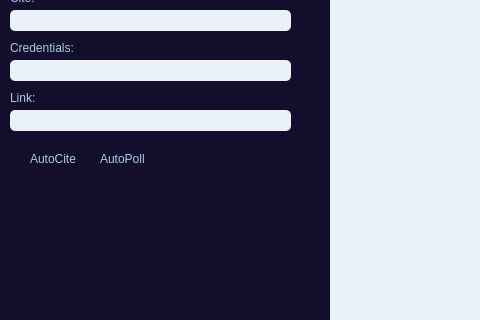
Above: optional resources/main_app.ui from http-samc/cut-it before the change; both pictures show x 0 to 480 and y 120 to 440 of the 890 by 580 pixel window. Below: the same form after it.
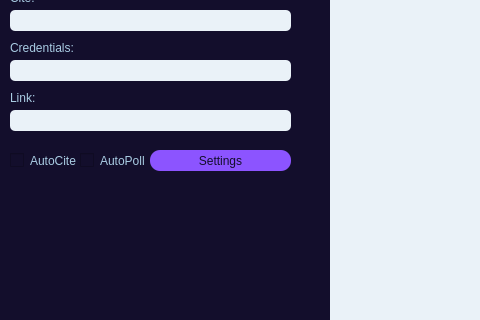
That is the form after the change. Icons and pictures are not drawn.

```diff
--- a/optional resources/main_app.ui
+++ b/optional resources/main_app.ui
@@ -222,22 +222,6 @@
      <string>Cut-It</string>
     </property>
    </widget>
-   <widget class="QCheckBox" name="cite_box">
-    <property name="geometry">
-     <rect>
-      <x>10</x>
-      <y>270</y>
-      <width>70</width>
-      <height>17</height>
-     </rect>
-    </property>
-    <property name="styleSheet">
-     <string notr="true">color: rgb(169, 204, 227)</string>
-    </property>
-    <property name="text">
-     <string>AutoCite</string>
-    </property>
-   </widget>
    <widget class="QLabel" name="OTR_logo">
     <property name="geometry">
      <rect>
@@ -293,13 +277,49 @@
      <string>v.1.0.0 </string>
     </property>
    </widget>
+   <widget class="QPushButton" name="settings_button">
+    <property name="geometry">
+     <rect>
+      <x>150</x>
+      <y>270</y>
+      <width>141</width>
+      <height>21</height>
+     </rect>
+    </property>
+    <property name="styleSheet">
+     <string notr="true">background-color: rgb(140, 84, 255);
+color: #130e2c;
+border-radius:10px;
+
+</string>
+    </property>
+    <property name="text">
+     <string>Settings</string>
+    </property>
+   </widget>
+   <widget class="QCheckBox" name="cite_box">
+    <property name="geometry">
+     <rect>
+      <x>10</x>
+      <y>270</y>
+      <width>70</width>
+      <height>21</height>
+     </rect>
+    </property>
+    <property name="styleSheet">
+     <string notr="true">color: rgb(169, 204, 227)</string>
+    </property>
+    <property name="text">
+     <string>AutoCite</string>
+    </property>
+   </widget>
    <widget class="QCheckBox" name="cite_box_2">
     <property name="geometry">
      <rect>
       <x>80</x>
       <y>270</y>
       <width>70</width>
-      <height>17</height>
+      <height>21</height>
      </rect>
     </property>
     <property name="styleSheet">
@@ -321,9 +341,10 @@
    <zorder>link_label</zorder>
    <zorder>card_info_label</zorder>
    <zorder>cutit_label</zorder>
-   <zorder>cite_box</zorder>
    <zorder>OTR_brand_label</zorder>
    <zorder>version</zorder>
+   <zorder>settings_button</zorder>
+   <zorder>cite_box</zorder>
    <zorder>cite_box_2</zorder>
   </widget>
   <widget class="QStatusBar" name="statusbar"/>
```
